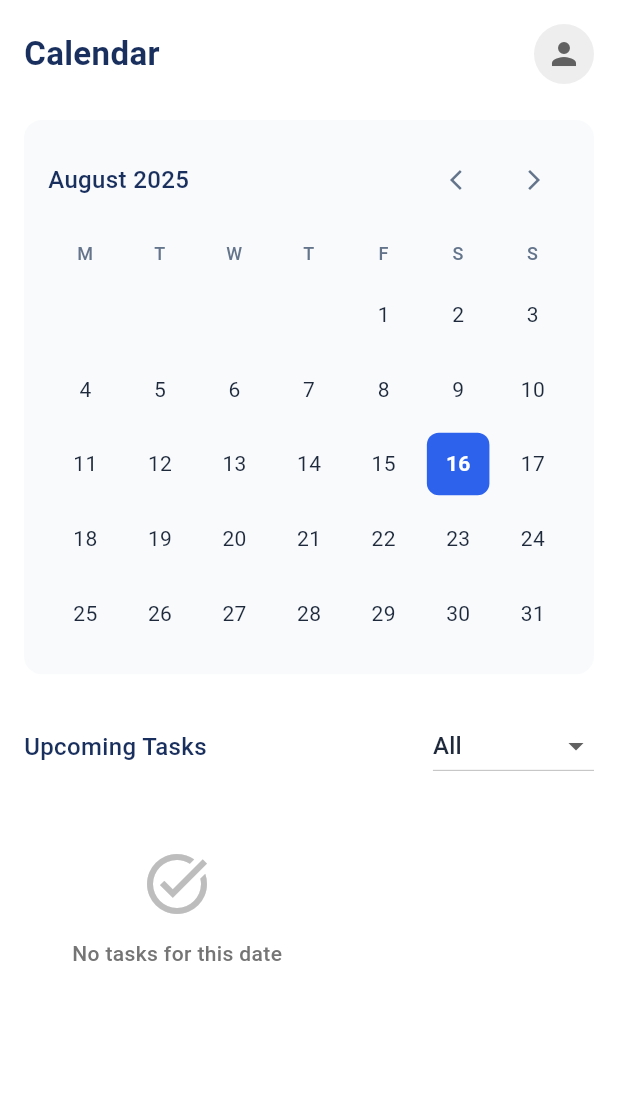
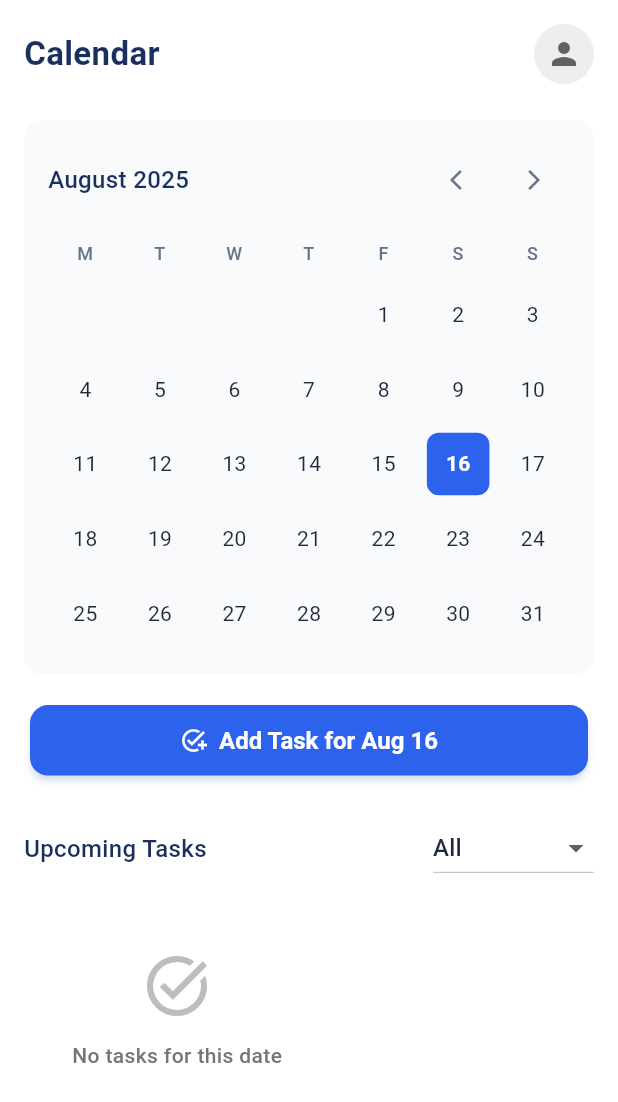
Before and after one commit to SeneshFitzroy/Team-Sync-Project-Management-Application, a Flutter app: the Calendar screen opened directly, on a phone screen of 412 x 824 dp. Shown: the top 1102 px of the screen. Run offline on Flutter 3.47's test engine with Material 3 defaults, Android fonts, the phone set to English and light mode, and no system bars; our stand-ins replace cloud_firestore, firebase_auth, firebase_core, shared_preferences; accounts and stored records are empty; Roboto replaces fonts that are missing (Poppins).

Commit message:
feat: Enhanced lib/Screens/Calendar.dart,  - Detailed changes: diff --git a/lib/Screens/Calendar.dart b/lib/Scree... at 18:36:47.26 Sat 08/16/2025

```diff
--- a/lib/Screens/Calendar.dart
+++ b/lib/Screens/Calendar.dart
@@ -193,6 +193,33 @@ class _CalendarState extends State<Calendar> {
                       },
                     ),
                   ],
+                ),
+              ),
+
+              const SizedBox(height: 20),
+
+              // Add Task for Selected Date Button
+              Container(
+                width: double.infinity,
+                margin: const EdgeInsets.symmetric(horizontal: 4),
+                child: ElevatedButton.icon(
+                  onPressed: () => _showAddTaskDialog(),
+                  icon: Icon(Icons.add_task, color: Colors.white),
+                  label: Text(
+                    'Add Task for ${DateFormat('MMM dd').format(_selectedDate)}',
+                    style: TextStyle(
+                      color: Colors.white,
+                      fontSize: 16,
+                      fontWeight: FontWeight.w600,
+                    ),
+                  ),
+                  style: ElevatedButton.styleFrom(
+                    backgroundColor: Color(0xFF2D62ED),
+                    padding: EdgeInsets.symmetric(vertical: 14),
+                    shape: RoundedRectangleBorder(
+                      borderRadius: BorderRadius.circular(12),
+                    ),
+                  ),
                 ),
               ),
 
```
